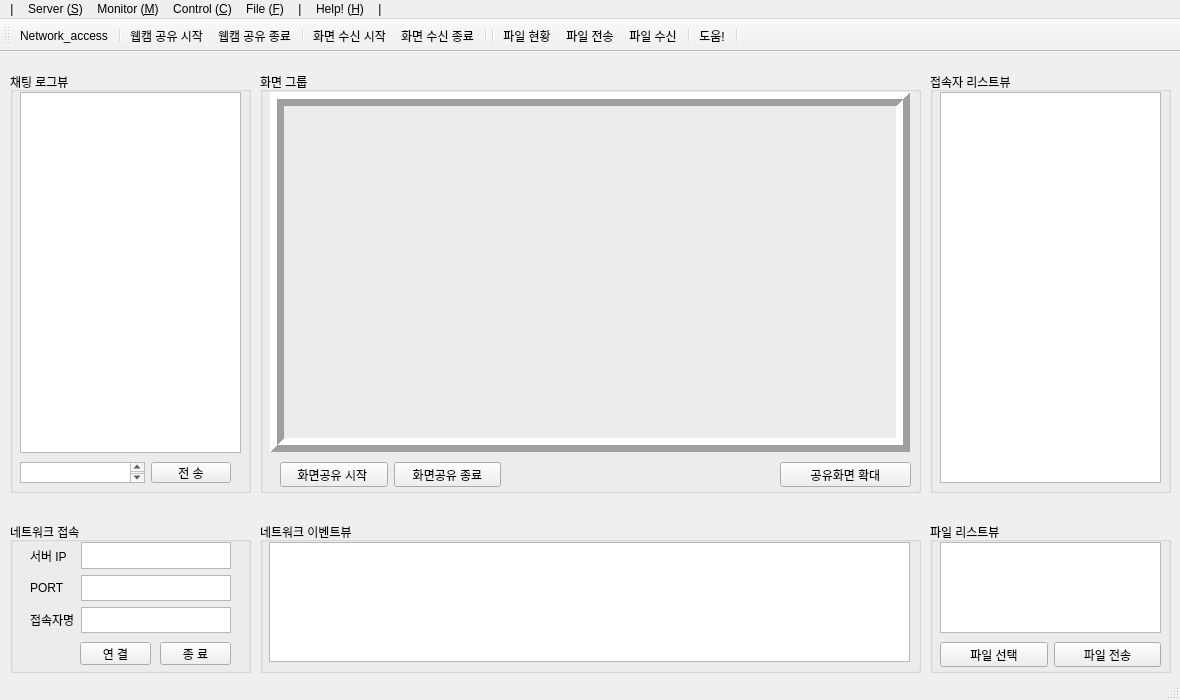
Qt form Project_Client/UI_App_Active.ui (KimDaeYoung42/Virtual_Mouse_Project-Network-Plus) before a commit.
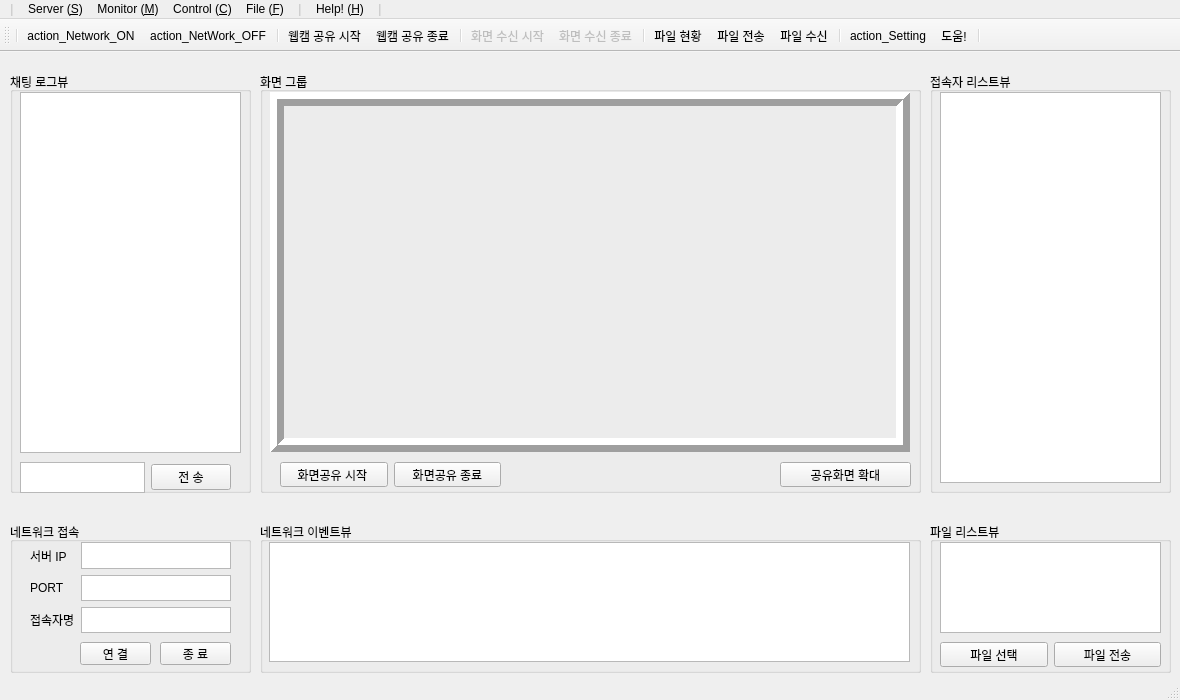
The same form after that commit. Icons and pictures are not drawn.

Patch:
```diff
--- a/Project_Client/UI_App_Active.ui
+++ b/Project_Client/UI_App_Active.ui
@@ -2,6 +2,9 @@
 <ui version="4.0">
  <class>App_WebCam</class>
  <widget class="QMainWindow" name="App_WebCam">
+  <property name="enabled">
+   <bool>true</bool>
+  </property>
   <property name="geometry">
    <rect>
     <x>0</x>
@@ -145,7 +148,7 @@
        <x>10</x>
        <y>390</y>
        <width>211</width>
-       <height>21</height>
+       <height>31</height>
       </rect>
      </property>
      <layout class="QGridLayout" name="gridLayout_2">
@@ -342,6 +345,37 @@
    </widget>
   </widget>
   <widget class="QStatusBar" name="statusbar"/>
+  <widget class="QToolBar" name="toolBar">
+   <property name="enabled">
+    <bool>true</bool>
+   </property>
+   <property name="windowTitle">
+    <string>toolBar</string>
+   </property>
+   <attribute name="toolBarArea">
+    <enum>TopToolBarArea</enum>
+   </attribute>
+   <attribute name="toolBarBreak">
+    <bool>false</bool>
+   </attribute>
+   <addaction name="separator"/>
+   <addaction name="action_Network_ON"/>
+   <addaction name="action_NetWork_OFF"/>
+   <addaction name="separator"/>
+   <addaction name="actionsharing_on"/>
+   <addaction name="actionsharing_off"/>
+   <addaction name="separator"/>
+   <addaction name="actionreceive_on"/>
+   <addaction name="actionreceive_off"/>
+   <addaction name="separator"/>
+   <addaction name="actionfile_report"/>
+   <addaction name="actionfile_share"/>
+   <addaction name="actionfile_recive"/>
+   <addaction name="separator"/>
+   <addaction name="action_Setting"/>
+   <addaction name="actionhelp"/>
+   <addaction name="separator"/>
+  </widget>
   <widget class="QMenuBar" name="menuBar">
    <property name="geometry">
     <rect>
@@ -388,16 +422,25 @@
     <addaction name="actionHelp"/>
    </widget>
    <widget class="QMenu" name="menu">
+    <property name="enabled">
+     <bool>false</bool>
+    </property>
     <property name="title">
      <string>|</string>
     </property>
    </widget>
    <widget class="QMenu" name="menu_2">
+    <property name="enabled">
+     <bool>false</bool>
+    </property>
     <property name="title">
      <string>|</string>
     </property>
    </widget>
    <widget class="QMenu" name="menu_3">
+    <property name="enabled">
+     <bool>false</bool>
+    </property>
     <property name="title">
      <string>|</string>
     </property>
@@ -411,32 +454,6 @@
    <addaction name="menuHelp_H"/>
    <addaction name="menu_3"/>
   </widget>
-  <widget class="QToolBar" name="toolBar">
-   <property name="windowTitle">
-    <string>toolBar</string>
-   </property>
-   <attribute name="toolBarArea">
-    <enum>TopToolBarArea</enum>
-   </attribute>
-   <attribute name="toolBarBreak">
-    <bool>false</bool>
-   </attribute>
-   <addaction name="actionNetwork_access"/>
-   <addaction name="separator"/>
-   <addaction name="actionsharing_on"/>
-   <addaction name="actionsharing_off"/>
-   <addaction name="separator"/>
-   <addaction name="actionreceive_on"/>
-   <addaction name="actionreceive_off"/>
-   <addaction name="separator"/>
-   <addaction name="separator"/>
-   <addaction name="actionfile_report"/>
-   <addaction name="actionfile_share"/>
-   <addaction name="actionfile_recive"/>
-   <addaction name="separator"/>
-   <addaction name="actionhelp"/>
-   <addaction name="separator"/>
-  </widget>
   <action name="actionmainw_icon1">
    <property name="icon">
     <iconset resource="Icon/toolbar_icon.qrc">
@@ -520,6 +537,9 @@
    </property>
   </action>
   <action name="actionreceive_on">
+   <property name="enabled">
+    <bool>false</bool>
+   </property>
    <property name="icon">
     <iconset resource="Icon/toolbar_icon.qrc">
      <normaloff>:/icon/receive_on.png</normaloff>:/icon/receive_on.png</iconset>
@@ -535,6 +555,9 @@
    </property>
   </action>
   <action name="actionreceive_off">
+   <property name="enabled">
+    <bool>false</bool>
+   </property>
    <property name="icon">
     <iconset resource="Icon/toolbar_icon.qrc">
      <normaloff>:/icon/receive_off.png</normaloff>:/icon/receive_off.png</iconset>
@@ -568,6 +591,9 @@
    </property>
   </action>
   <action name="actionfile_report">
+   <property name="enabled">
+    <bool>true</bool>
+   </property>
    <property name="icon">
     <iconset resource="Icon/toolbar_icon.qrc">
      <normaloff>:/icon/file_list.png</normaloff>:/icon/file_list.png</iconset>
@@ -690,6 +716,63 @@
     <string>Help!</string>
    </property>
   </action>
+  <action name="actionWindow_Capture">
+   <property name="text">
+    <string>Window_Capture</string>
+   </property>
+  </action>
+  <action name="actionNotepad">
+   <property name="text">
+    <string>Notepad</string>
+   </property>
+  </action>
+  <action name="actionNaver_Map">
+   <property name="text">
+    <string>Naver_Map</string>
+   </property>
+  </action>
+  <action name="actionDaum_Map">
+   <property name="text">
+    <string>Daum_Map</string>
+   </property>
+  </action>
+  <action name="actionGoogle_Map">
+   <property name="text">
+    <string>Google_Map</string>
+   </property>
+  </action>
+  <action name="actionProgram_Close">
+   <property name="text">
+    <string>Program_Close</string>
+   </property>
+  </action>
+  <action name="action_NetWork_OFF">
+   <property name="icon">
+    <iconset resource="Icon/toolbar_icon.qrc">
+     <normaloff>:/icon/internet_no.png</normaloff>:/icon/internet_no.png</iconset>
+   </property>
+   <property name="text">
+    <string>action_NetWork_OFF</string>
+   </property>
+  </action>
+  <action name="action_Network_ON">
+   <property name="icon">
+    <iconset resource="Icon/toolbar_icon.qrc">
+     <normaloff>:/icon/internet.png</normaloff>:/icon/internet.png</iconset>
+   </property>
+   <property name="text">
+    <string>action_Network_ON</string>
+   </property>
+  </action>
+  <action name="action_Setting">
+   <property name="icon">
+    <iconset resource="Icon/toolbar_icon.qrc">
+     <normaloff>:/icon/settings.png</normaloff>:/icon/settings.png</iconset>
+   </property>
+   <property name="text">
+    <string>action_Setting</string>
+   </property>
+  </action>
  </widget>
  <resources>
   <include location="Icon/toolbar_icon.qrc"/>
```
Left out of the diff: 5 changed lines with no effect on the pictures.
